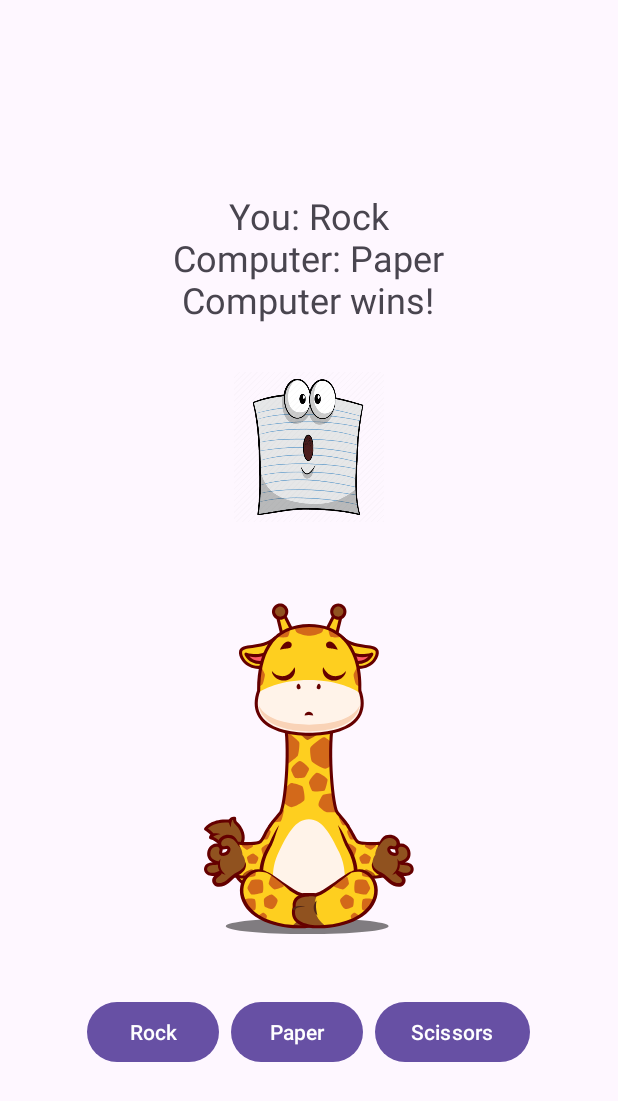
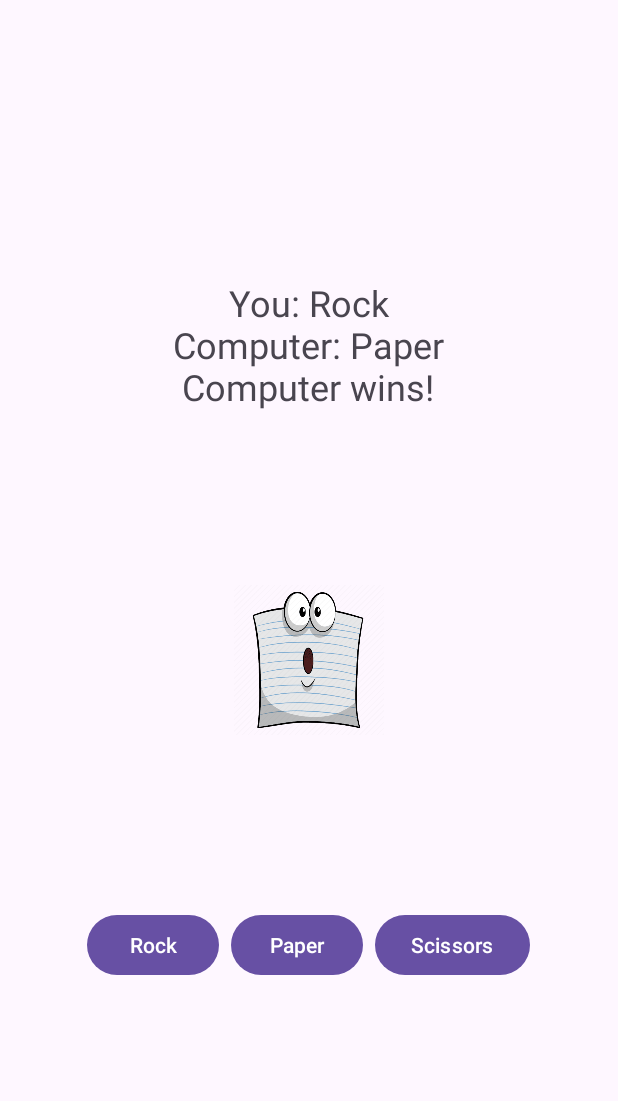
Before and after one commit to k-aghakhani/RockPaperScissors, an Android app: the screen it shows after launch (MainActivity), after a tap on "Rock", on a phone screen of 412 x 824 dp. Shown: the top 1101 px of the screen. Run offline under Robolectric (Android 15) with nearby library versions, the light colour scheme and no system bars.

Commit message:
A few visual changes using RelativeLayout

```diff
--- a/app/src/main/java/com/aghakhani/rockpaperscissors/MainActivity.java
+++ b/app/src/main/java/com/aghakhani/rockpaperscissors/MainActivity.java
@@ -23,6 +23,8 @@ public class MainActivity extends AppCompatActivity {
     private ImageView computerChoiceImageView; // ImageView to show the computer's choice
     private Button rockButton, paperButton, scissorsButton; // Buttons for user's choices
 
+    public com.airbnb.lottie.LottieAnimationView lottieAnimationView;
+
     // Array of possible choices
     private String[] choices = {"Rock", "Paper", "Scissors"};
     // Array of drawable resources for each choice
@@ -43,7 +45,7 @@ public class MainActivity extends AppCompatActivity {
         rockButton = findViewById(R.id.rockButton);
         paperButton = findViewById(R.id.paperButton);
         scissorsButton = findViewById(R.id.scissorsButton);
-
+        lottieAnimationView = findViewById(R.id.LottieAnimation);
         // Set click listener for the Rock button
         rockButton.setOnClickListener(new View.OnClickListener() {
             @Override
@@ -72,6 +74,7 @@ public class MainActivity extends AppCompatActivity {
     // Main game logic function
     private void playGame(String userChoice) {
         computerChoiceImageView.setVisibility(View.VISIBLE);
+        lottieAnimationView.setVisibility(View.INVISIBLE);
         // Generate a random choice for the computer
         Random random = new Random();
         int computerIndex = random.nextInt(3); // Random number between 0 and 2
--- a/app/src/main/res/layout/activity_main.xml
+++ b/app/src/main/res/layout/activity_main.xml
@@ -1,5 +1,5 @@
 <?xml version="1.0" encoding="utf-8"?>
-<LinearLayout xmlns:android="http://schemas.android.com/apk/res/android"
+<RelativeLayout xmlns:android="http://schemas.android.com/apk/res/android"
     xmlns:app="http://schemas.android.com/apk/res-auto"
     xmlns:tools="http://schemas.android.com/tools"
     android:id="@+id/main"
@@ -12,6 +12,8 @@
 
     <!-- TextView to display the game result -->
     <TextView
+        android:layout_above="@id/LottieAnimation"
+        android:layout_centerHorizontal="true"
         android:id="@+id/resultTextView"
         android:layout_width="wrap_content"
         android:layout_height="wrap_content"
@@ -22,6 +24,7 @@
 
     <!-- ImageView to show the computer's choice -->
     <ImageView
+        android:layout_centerInParent="true"
         android:visibility="invisible"
         android:id="@+id/computerChoiceImageView"
         android:layout_width="100dp"
@@ -31,6 +34,8 @@
         android:layout_marginTop="16dp"/>
 
     <com.airbnb.lottie.LottieAnimationView
+        android:layout_centerInParent="true"
+        android:id="@+id/LottieAnimation"
         android:layout_width="300dp"
         android:layout_height="300dp"
         app:lottie_loop="true"
@@ -39,6 +44,8 @@
 
     <!-- Buttons for user's choices -->
     <LinearLayout
+        android:layout_centerHorizontal="true"
+        android:layout_below="@id/LottieAnimation"
         android:layout_width="wrap_content"
         android:layout_height="wrap_content"
         android:orientation="horizontal"
@@ -66,4 +73,4 @@
             android:layout_marginStart="8dp"/>
     </LinearLayout>
 
-</LinearLayout>
+</RelativeLayout>
```
